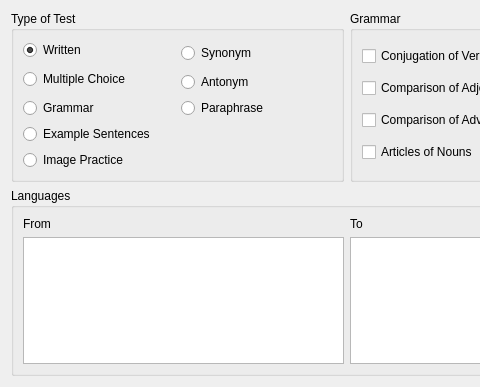
Old version of the form src/configure-practice/configurepracticewidget.ui in the repository KDE/parley; both pictures show x 0 to 480 and y 0 to 387 of the 693 by 387 pixel window.
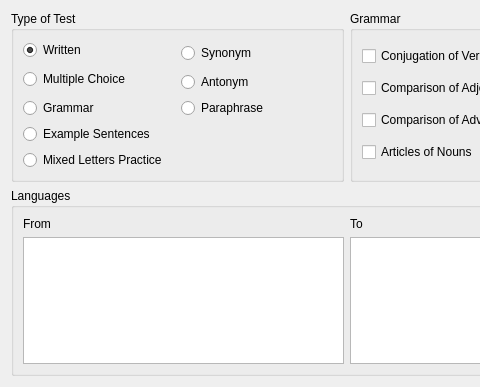
New version of the form. Custom widgets are drawn as their Qt base class.

Commit message: Add a Mixed Letters practice which suffles the demanded word. Image practice is gone now, the other dialogs display the image.

Patch:
```diff
--- a/src/configure-practice/configurepracticewidget.ui
+++ b/src/configure-practice/configurepracticewidget.ui
@@ -71,7 +71,7 @@
       <item row="5" column="0" colspan="2" >
        <widget class="QRadioButton" name="ImagePracticeRadio" >
         <property name="text" >
-         <string>Image Practice</string>
+         <string>Mixed Letters Practice</string>
         </property>
        </widget>
       </item>
```
Left out of the diff: 2 changed lines with no effect on the pictures. The commit also changes 5 other files.
